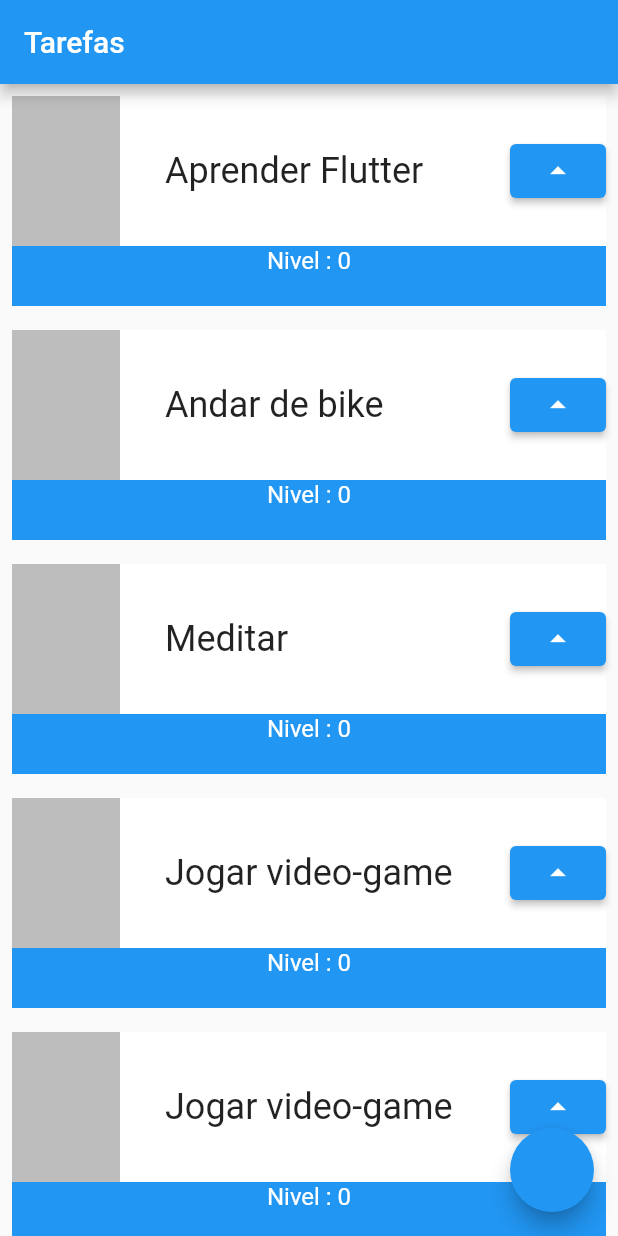
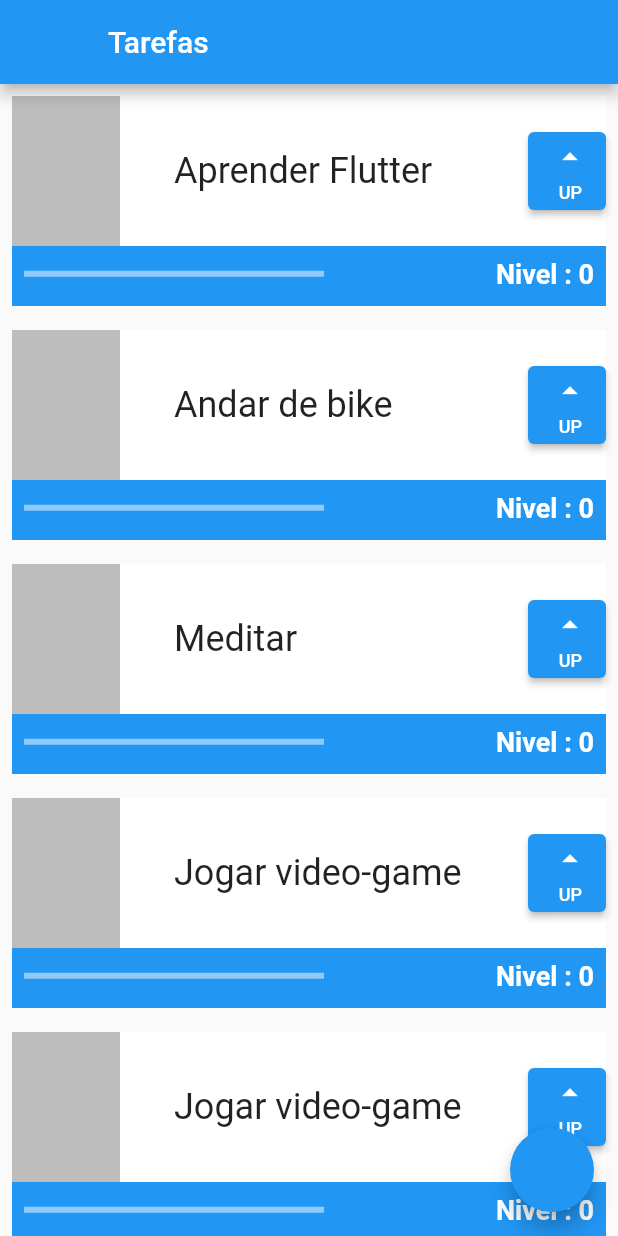
Before and after one commit to Patrickalvares/primeiro_projeto_flutter, a Flutter app: the screen it shows after launch, on a phone screen of 412 x 824 dp. Run offline on Flutter 3.47's test engine with Material 2 defaults, Android fonts, the phone set to English and light mode, and no system bars.

Commit message:
addition of linearProgressIndicator and layout improvement

```diff
--- a/lib/main.dart
+++ b/lib/main.dart
@@ -16,6 +16,7 @@ class MyApp extends StatelessWidget {
         ),
         home: Scaffold(
           appBar: AppBar(
+            leading: Container(),
             title: Text('Tarefas'),
           ),
           body: ListView(
@@ -34,7 +35,9 @@ class MyApp extends StatelessWidget {
               Task('Jogar video-game'),
             ],
           ),
-          floatingActionButton: FloatingActionButton(onPressed: () {}),
+          floatingActionButton: FloatingActionButton(
+            onPressed: () {},
+          ),
         ));
   }
 }
@@ -82,20 +85,55 @@ class _TaskState extends State<Task> {
                           overflow: TextOverflow.ellipsis,
                         ),
                       ),
-                      ElevatedButton(
+                      Container(
+                        height: 52,
+                        width: 52,
+                        child: ElevatedButton(
                             onPressed: () {
                               setState(() {
                                 nivel++;
                               });
                               print(nivel);
                             },
-                          child: (Icon(Icons.arrow_drop_up)))
+                            child: (Column(
+                              mainAxisAlignment: MainAxisAlignment.spaceEvenly,
+                              crossAxisAlignment: CrossAxisAlignment.end,
+                              children: [
+                                Icon(Icons.arrow_drop_up),
+                                Text(
+                                  'UP',
+                                  style: TextStyle(fontSize: 12),
+                                ),
+                              ],
+                            ))),
+                      )
                     ],
                   ),
                 ),
-                Text(
+                Row(
+                  mainAxisAlignment: MainAxisAlignment.spaceBetween,
+                  children: [
+                    Padding(
+                      padding: const EdgeInsets.all(8.0),
+                      child: Container(
+                        child: LinearProgressIndicator(
+                          color: Colors.white,
+                          value: nivel / 10,
+                        ),
+                        width: 200,
+                      ),
+                    ),
+                    Padding(
+                      padding: const EdgeInsets.all(8.0),
+                      child: Text(
                         'Nivel : $nivel',
-                  style: TextStyle(color: Colors.white, fontSize: 16),
+                        style: TextStyle(
+                            color: Colors.white,
+                            fontSize: 18,
+                            fontWeight: FontWeight.bold),
+                      ),
+                    ),
+                  ],
                 ),
               ],
             )
```
Lines whose indentation alone changed are shown as unchanged.
